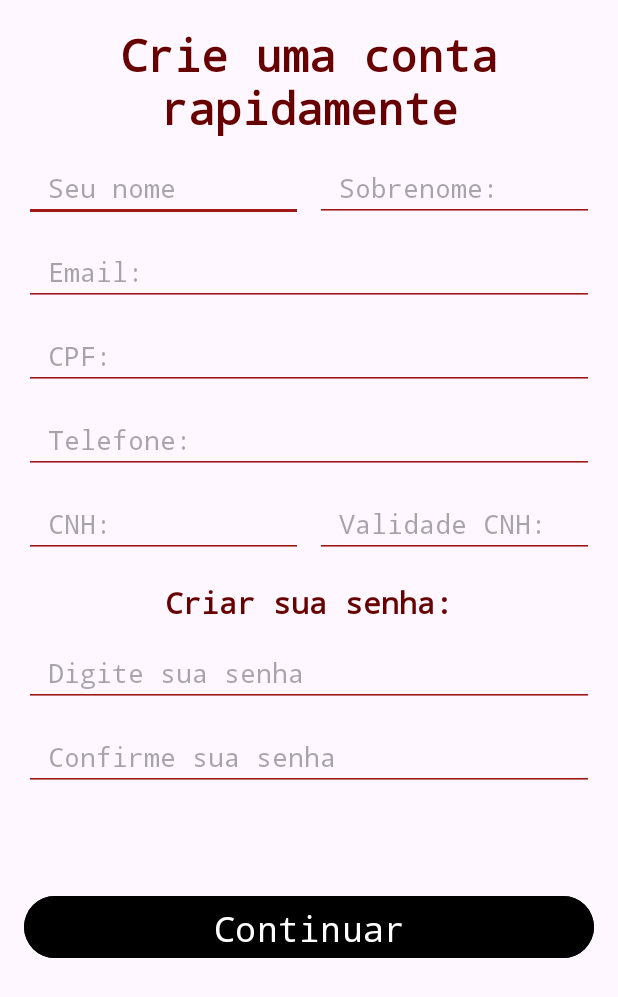
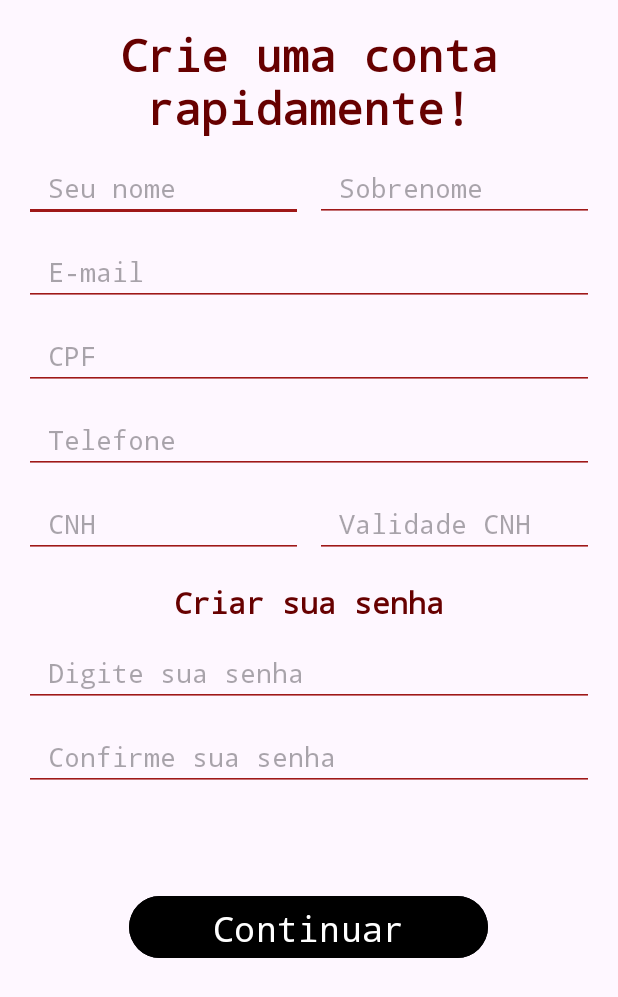
Before and after one commit to 2025-1-NCC3/Projeto12, an Android app: the CriarContaMotoristaActivity screen opened directly, with no data from a screen before it, on a phone screen of 412 x 824 dp. Shown: the top 997 px of the screen. Run offline under Robolectric (Android 15) with nearby library versions, the light colour scheme and no system bars; Roboto replaces fonts that are not available here.

Commit message:
Alterando visuais

```diff
--- a/src/Entrega03/frontend/app/src/main/java/br/com/fecapccp/uberreport/CriarContaMotoristaActivity.java
+++ b/src/Entrega03/frontend/app/src/main/java/br/com/fecapccp/uberreport/CriarContaMotoristaActivity.java
@@ -6,6 +6,7 @@ import android.text.TextWatcher;
 import android.util.Patterns;
 import android.widget.Button;
 import android.widget.EditText;
+import android.widget.ImageView;
 import android.widget.Toast;
 
 import androidx.activity.EdgeToEdge;
@@ -31,6 +32,7 @@ public class CriarContaMotoristaActivity extends AppCompatActivity {
     private EditText editTextSenha;
     private EditText editTextSenhaNovamente;
     private Button botaoCadastrar;
+    private ImageView btnVoltar;
 
 
     @Override
@@ -50,6 +52,7 @@ public class CriarContaMotoristaActivity extends AppCompatActivity {
         editTextSenha = findViewById(R.id.editTextDigitaSenha);
         editTextSenhaNovamente = findViewById(R.id.editTextNovamente);
         botaoCadastrar = findViewById(R.id.btncContinuar);
+        btnVoltar = findViewById(R.id.btnVoltar);
 
         // CPF: Verifica se tem 11 números
         editTextCpf.addTextChangedListener(new TextWatcher() {
@@ -78,11 +81,10 @@ public class CriarContaMotoristaActivity extends AppCompatActivity {
             @Override
             public void afterTextChanged(Editable s) {
                 if (s.length() > 11) {
-                    editTextCnh.setError("O CNH deve ter 11 números");
+                    editTextCnh.setError("A CNH deve ter 11 números");
                 }
             }
         });
-
 
         // E-mail: Validação
         editTextEmail.addTextChangedListener(new TextWatcher() {
--- a/src/Entrega03/frontend/app/src/main/res/layout/activity_criar_conta_motorista.xml
+++ b/src/Entrega03/frontend/app/src/main/res/layout/activity_criar_conta_motorista.xml
@@ -1,24 +1,27 @@
 <?xml version="1.0" encoding="utf-8"?>
 <LinearLayout xmlns:android="http://schemas.android.com/apk/res/android"
+    xmlns:app="http://schemas.android.com/apk/res-auto"
     android:layout_width="match_parent"
     android:layout_height="match_parent"
     android:orientation="vertical"
     android:padding="16dp">
 
     <!-- Título -->
+
+    <!-- Layout do formulário -->
+
     <TextView
         android:id="@+id/textView4"
         android:layout_width="match_parent"
         android:layout_height="wrap_content"
+        android:layout_marginBottom="16dp"
         android:fontFamily="monospace"
         android:text="@string/crie_uma_conta_rapidamente"
         android:textAlignment="center"
         android:textColor="#670000"
         android:textSize="30sp"
-        android:textStyle="bold"
-        android:layout_marginBottom="16dp" />
+        android:textStyle="bold" />
 
-    <!-- Layout do formulário -->
     <LinearLayout
         android:layout_width="match_parent"
         android:layout_height="wrap_content"
@@ -169,14 +172,15 @@
     <!-- Botão Continuar -->
     <Button
         android:id="@+id/btncContinuar"
-        android:layout_width="match_parent"
+        android:layout_width="239dp"
         android:layout_height="49dp"
+        android:layout_marginTop="50dp"
         android:backgroundTint="@color/black"
         android:fontFamily="monospace"
         android:text="@string/continuar"
         android:textAlignment="center"
         android:textColor="@color/white"
-        android:layout_marginTop="50dp"
-        android:textSize="23sp" />
+        android:textSize="23sp"
+        android:layout_gravity="center"/>
 
 </LinearLayout>
--- a/src/Entrega03/frontend/app/src/main/res/layout/activity_main.xml
+++ b/src/Entrega03/frontend/app/src/main/res/layout/activity_main.xml
@@ -49,7 +49,7 @@
         android:backgroundTint="@color/red"
         android:fontFamily="monospace"
         android:text="@string/btn_text_planejarcorrida"
-        android:textSize="19sp"
+        android:textSize="21sp"
         android:textStyle="bold"
         app:layout_constraintBottom_toBottomOf="parent"
         app:layout_constraintEnd_toStartOf="@id/guideline_end"
--- a/src/Entrega03/frontend/app/src/main/res/values/strings.xml
+++ b/src/Entrega03/frontend/app/src/main/res/values/strings.xml
@@ -11,28 +11,28 @@
     <string name="et_destino"> Digite seu endereço de destino... </string>
     <string name="textoEnderecoDestino">Digite o endereço de destino...</string>
     <string name="seu_nome">Seu nome</string>
-    <string name="sobrenome">Sobrenome:</string>
-    <string name="email">Email:</string>
-    <string name="criar_sua_senha">Criar sua senha:</string>
-    <string name="telefone">Telefone:</string>
+    <string name="sobrenome">Sobrenome</string>
+    <string name="email">E-mail</string>
+    <string name="criar_sua_senha">Criar sua senha</string>
+    <string name="telefone">Telefone</string>
     <string name="confirme_sua_senha">Confirme sua senha</string>
     <string name="digite_sua_senha">Digite sua senha</string>
-    <string name="cpf">CPF:</string>
-    <string name="cnh">CNH:</string>
+    <string name="cpf">CPF</string>
+    <string name="cnh">CNH</string>
     <string name="continuar">Continuar</string>
-    <string name="crie_uma_conta_rapidamente">Crie uma conta rapidamente</string>
-    <string name="validade_cnh">Validade CNH:</string>
+    <string name="crie_uma_conta_rapidamente">Crie uma conta rapidamente!</string>
+    <string name="validade_cnh">Validade CNH</string>
     <string name="seu_nome_passageiro">Seu nome</string>
-    <string name="sobrenome_passageiro">Sobrenome:</string>
-    <string name="email_passageiro">Email:</string>
+    <string name="sobrenome_passageiro">Sobrenome</string>
+    <string name="email_passageiro">E-mail</string>
     <string name="digite_sua_senha_passageiro">Digite sua senha</string>
-    <string name="criar_sua_senha_passageiro">Criar sua senha:</string>
-    <string name="cpf_passageiro">CPF:</string>
+    <string name="criar_sua_senha_passageiro">Criar sua senha</string>
+    <string name="cpf_passageiro">CPF</string>
     <string name="confirme_sua_senha_passageiro">Confirme sua senha</string>
-    <string name="telefone_passageiro">Telefone:</string>
+    <string name="telefone_passageiro">Telefone</string>
     <string name="continuar_passageiro">Continuar</string>
-    <string name="crie_uma_conta_rapidamente_passageiro">Crie uma conta rapidamente</string>
-    <string name="fa_a_login_para_acessar_sua_conta">Faça login para acessar sua conta</string>
+    <string name="crie_uma_conta_rapidamente_passageiro">Crie uma conta rapidamente!</string>
+    <string name="fa_a_login_para_acessar_sua_conta">Faça login para acessar sua conta!</string>
     <string name="imagem_de_motorista_e_passageiro">Imagem de motorista e passageiro</string>
     <string name="motorista">Motorista</string>
     <string name="passageiro">Passageiro</string>
@@ -57,8 +57,8 @@
     <string name="esqueceu_a_senha_clique_aqui">Esqueceu a senha? Clique aqui</string>
     <string name="nome_exemplo_com">nome@exemplo.com</string>
     <string name="digite_seu_e_mail">Digite seu e-mail:</string>
-    <string name="informar_senha">Informar senha:</string>
-    <string name="entre_em_sua_conta_com_seus_dados">Entre em sua conta com seus dados</string>
+    <string name="informar_senha">*********</string>
+    <string name="entre_em_sua_conta_com_seus_dados">Entre em sua conta com seus dados!</string>
     <string name="continuar_login_passageiro">Continuar</string>
     <string name="uberreportlogo">UberReportLogo</string>
     <string name="bot_o_de_alerta">Botão de alerta</string>
```
Also changed, not shown: src/Entrega03/frontend/app/src/main/res/layout/activity_criar_conta_passageiro.xml (+4 -3 lines), src/Entrega03/frontend/app/src/main/res/layout/activity_login.xml (+7 -7 lines).
